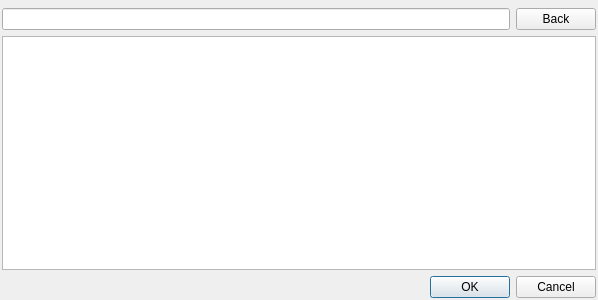
Qt form UI/peer_choice_dlg.ui (titov-vv/jal) before a commit.
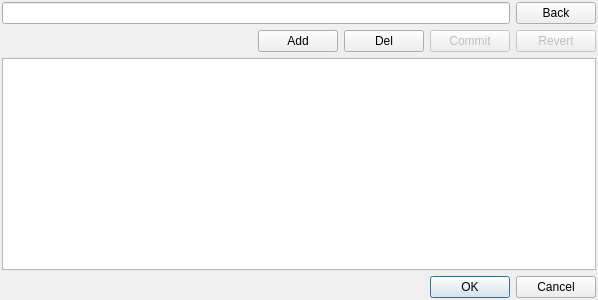
The same form after that commit.

Commit message: DB operations fixed for account,active and peer selectors

```diff
--- a/UI/peer_choice_dlg.ui
+++ b/UI/peer_choice_dlg.ui
@@ -26,6 +26,40 @@
    <property name="bottomMargin">
     <number>2</number>
    </property>
+   <item>
+    <widget class="QFrame" name="frame_2">
+     <property name="frameShape">
+      <enum>QFrame::NoFrame</enum>
+     </property>
+     <property name="frameShadow">
+      <enum>QFrame::Raised</enum>
+     </property>
+     <layout class="QHBoxLayout" name="horizontalLayout_2">
+      <property name="leftMargin">
+       <number>0</number>
+      </property>
+      <property name="topMargin">
+       <number>0</number>
+      </property>
+      <property name="rightMargin">
+       <number>0</number>
+      </property>
+      <property name="bottomMargin">
+       <number>0</number>
+      </property>
+      <item>
+       <widget class="QLineEdit" name="SearchString"/>
+      </item>
+      <item>
+       <widget class="QPushButton" name="BackBtn">
+        <property name="text">
+         <string>Back</string>
+        </property>
+       </widget>
+      </item>
+     </layout>
+    </widget>
+   </item>
    <item>
     <widget class="QFrame" name="frame">
      <property name="sizePolicy">
@@ -56,37 +90,50 @@
       <property name="bottomMargin">
        <number>0</number>
       </property>
-     </layout>
-    </widget>
-   </item>
-   <item>
-    <widget class="QFrame" name="frame_2">
-     <property name="frameShape">
-      <enum>QFrame::NoFrame</enum>
-     </property>
-     <property name="frameShadow">
-      <enum>QFrame::Raised</enum>
-     </property>
-     <layout class="QHBoxLayout" name="horizontalLayout_2">
-      <property name="leftMargin">
-       <number>0</number>
-      </property>
-      <property name="topMargin">
-       <number>0</number>
-      </property>
-      <property name="rightMargin">
-       <number>0</number>
-      </property>
-      <property name="bottomMargin">
-       <number>0</number>
-      </property>
       <item>
-       <widget class="QLineEdit" name="lineEdit"/>
+       <spacer name="horizontalSpacer">
+        <property name="orientation">
+         <enum>Qt::Horizontal</enum>
+        </property>
+        <property name="sizeHint" stdset="0">
+         <size>
+          <width>40</width>
+          <height>20</height>
+         </size>
+        </property>
+       </spacer>
       </item>
       <item>
-       <widget class="QPushButton" name="BackBtn">
+       <widget class="QPushButton" name="AddPeerBtn">
         <property name="text">
-         <string>Back</string>
+         <string>Add</string>
+        </property>
+       </widget>
+      </item>
+      <item>
+       <widget class="QPushButton" name="RemovePeerBtn">
+        <property name="text">
+         <string>Del</string>
+        </property>
+       </widget>
+      </item>
+      <item>
+       <widget class="QPushButton" name="CommitBtn">
+        <property name="enabled">
+         <bool>false</bool>
+        </property>
+        <property name="text">
+         <string>Commit</string>
+        </property>
+       </widget>
+      </item>
+      <item>
+       <widget class="QPushButton" name="RevertBtn">
+        <property name="enabled">
+         <bool>false</bool>
+        </property>
+        <property name="text">
+         <string>Revert</string>
         </property>
        </widget>
       </item>
```
The commit also changes 4 other files.
